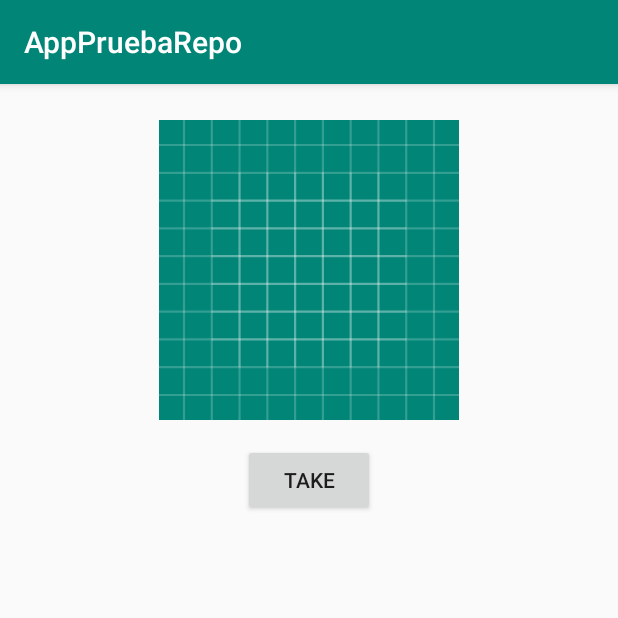
After one commit to DavidArgote/PruebaRepo, an Android app: the TAkePhotoSantiagoActivity screen opened directly, with no data from a screen before it, on a phone screen of 412 x 824 dp, the top half of it. The commit adds this screen. Run offline under Robolectric (Android 15) with nearby library versions, the phone set to English and light mode, and no system bars; libraries missing offline, so code that uses them is left out: com.frosquivel.magicalcamera; 2 statements that could not run were skipped.

Commit message:
Actividad foto santiago

```diff
--- a/app/build.gradle
+++ b/app/build.gradle
@@ -23,6 +23,7 @@ dependencies {
     implementation fileTree(dir: 'libs', include: ['*.jar'])
     implementation 'androidx.appcompat:appcompat:1.1.0'
     implementation 'androidx.constraintlayout:constraintlayout:1.1.3'
+    implementation 'com.frosquivel:magicalcamera:6.0.0'
 
     implementation 'com.frosquivel:magicalcamera:6.0.0'
 
--- /dev/null
+++ b/app/src/main/java/com/davidargote/apppruebarepo/controller/TAkePhotoSantiagoActivity.java
@@ -0,0 +1,60 @@
+package com.davidargote.apppruebarepo.controller;
+
+import androidx.annotation.Nullable;
+import androidx.appcompat.app.AppCompatActivity;
+
+import android.Manifest;
+import android.content.Intent;
+import android.os.Bundle;
+import android.view.View;
+import android.widget.Button;
+import android.widget.ImageView;
+
+import com.davidargote.apppruebarepo.R;
+import com.frosquivel.magicalcamera.MagicalCamera;
+import com.frosquivel.magicalcamera.MagicalPermissions;
+
+public class TAkePhotoSantiagoActivity extends AppCompatActivity {
+
+    private Button btnTake;
+    private ImageView ivPhoto;
+
+    public static String[] MY_PERMISSON = {Manifest.permission.CAMERA, Manifest.permission.WRITE_EXTERNAL_STORAGE,
+            Manifest.permission.WRITE_EXTERNAL_STORAGE};
+
+    private MagicalCamera magicalCamera;
+
+    @Override
+    protected void onCreate(Bundle savedInstanceState) {
+        super.onCreate(savedInstanceState);
+        setContentView(R.layout.activity_teke_photo_david);
+
+        initViews();
+
+        MagicalPermissions permissions = new MagicalPermissions(this, MY_PERMISSON);
+        magicalCamera = new MagicalCamera(this, 80, permissions);
+
+    }
+
+    private void initViews() {
+        btnTake = findViewById(R.id.btnTakePhoto1);
+        ivPhoto = findViewById(R.id.ivPhoto1);
+
+        btnTake.setOnClickListener(new View.OnClickListener() {
+            @Override
+            public void onClick(View v) {
+                magicalCamera.takePhoto();
+            }
+        });
+    }
+
+    @Override
+    protected void onActivityResult(int requestCode, int resultCode, @Nullable Intent data) {
+        super.onActivityResult(requestCode, resultCode, data);
+
+
+        magicalCamera.resultPhoto(requestCode, resultCode, data, MagicalCamera.ORIENTATION_ROTATE_90);
+        ivPhoto.setImageBitmap(magicalCamera.getPhoto());
+
+    }
+}
--- a/app/src/main/res/layout/activity_main.xml
+++ b/app/src/main/res/layout/activity_main.xml
@@ -41,10 +41,14 @@
         android:id="@+id/btnCristhian"
         android:layout_width="wrap_content"
         android:layout_height="wrap_content"
+        android:layout_marginStart="150dp"
+        android:layout_marginEnd="150dp"
         android:layout_marginTop="16dp"
         android:text="Cristhian"
         app:layout_constraintEnd_toEndOf="parent"
+        app:layout_constraintHorizontal_bias="0.0"
         app:layout_constraintStart_toStartOf="parent"
+        app:layout_constraintTop_toBottomOf="@+id/btnSantiago" />
         app:layout_constraintTop_toBottomOf="@+id/btnDavid" />
 
 </androidx.constraintlayout.widget.ConstraintLayout>
```
Also changed, not shown: app/src/main/AndroidManifest.xml (+7 -6 lines), app/src/main/res/layout/activity_take_photo_santiago.xml (added, +32 -0 lines).
